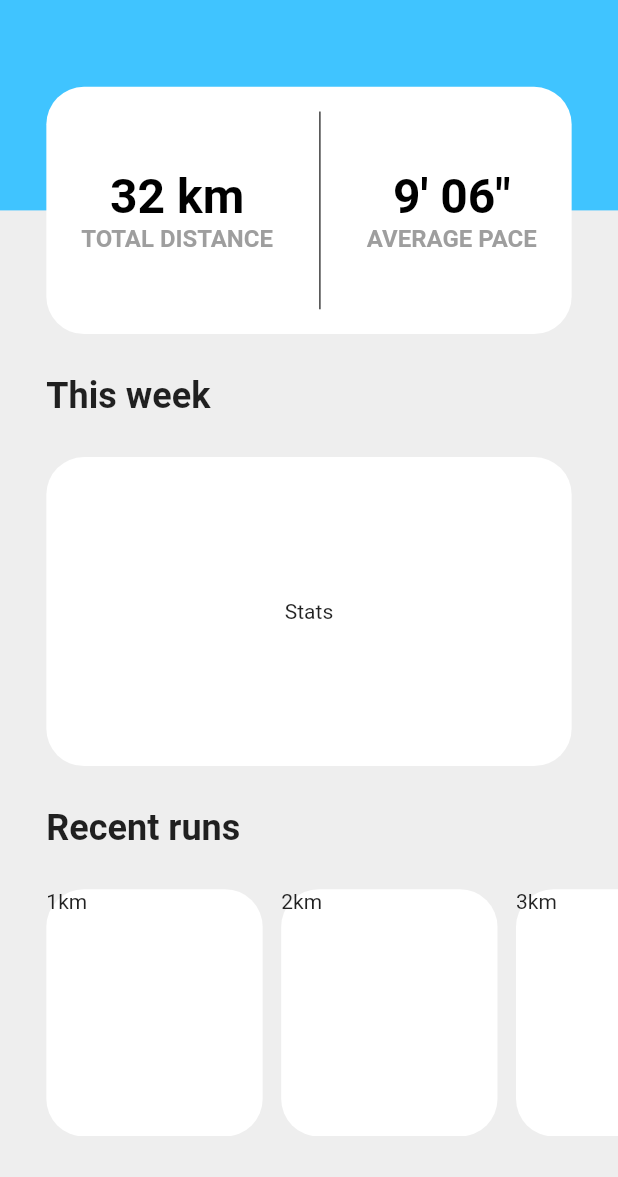
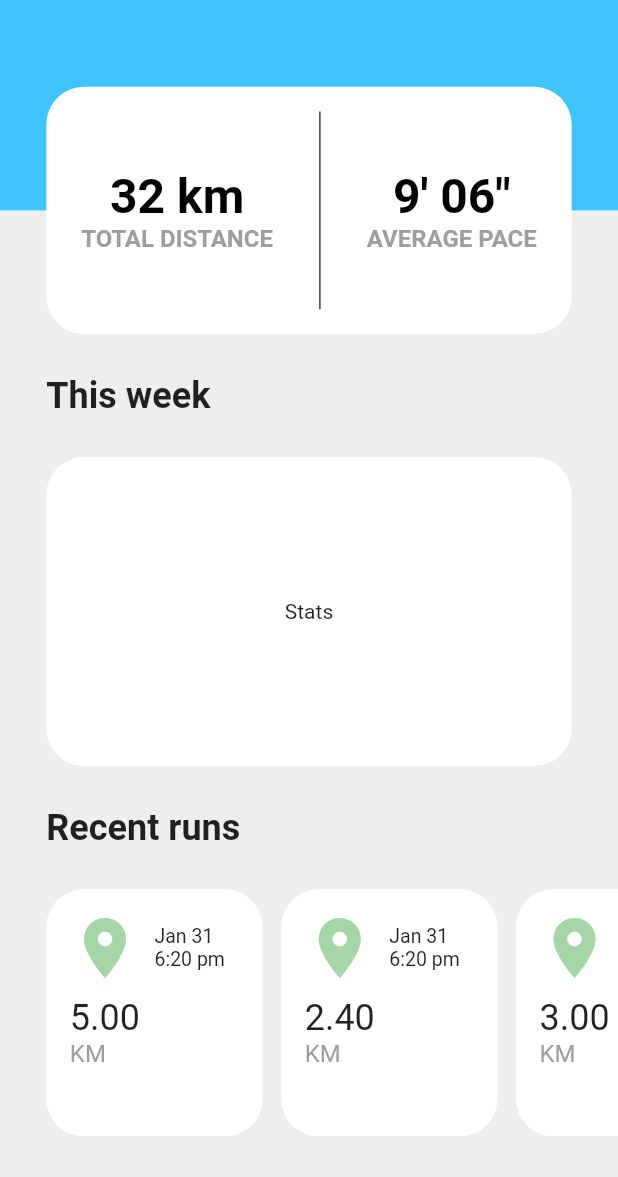
Before and after one commit to pr4aveen/jogzilla, a Flutter app: the screen it shows after launch, on a phone screen of 412 x 824 dp, the part 59-1236 px from its top. Run offline on Flutter 3.47's test engine with Material 2 defaults, Android fonts, the phone set to English and light mode, and no system bars; our stand-ins replace geolocator, sqflite; missing offline and left inert: mapbox_gl; accounts and stored records are empty.

Commit message:
Created recent run tiles in homepage

```diff
--- a/lib/screens/home_page.dart
+++ b/lib/screens/home_page.dart
@@ -1,11 +1,50 @@
 import 'package:flutter/material.dart';
 import 'package:flutter/rendering.dart';
-import 'package:jogzilla/widgets/navigation_drawer.dart';
+
+import '../models/run_data.dart';
+import '../widgets/navigation_drawer.dart';
+import '../widgets/recent_run_tile.dart';
 
 class HomePage extends StatelessWidget {
   static const String routeName = 'home_page';
 
-  final List runs = [1, 2, 3, 4, 5, 6];
+  final List<RunData> runs = [
+    RunData(
+      dateTime: 'June 11, 2020 at 10:15 AM',
+      distance: '5.00',
+      pace: '5:00 min/km',
+      duration: '25m 00s',
+      description: 'Morning Run',
+    ),
+    RunData(
+      dateTime: 'June 9, 2020 at 9:06 AM',
+      distance: '2.40',
+      pace: '14.04 /km',
+      duration: '10m 00s',
+      description: 'IPPT training',
+    ),
+    RunData(
+      dateTime: 'June 8, 2020 at 10:03 PM',
+      distance: '3.00',
+      pace: '12.00 /km',
+      duration: '15m 00s',
+      description: 'Late night jog',
+    ),
+    RunData(
+      dateTime: 'June 4, 2020 at 6:06 AM',
+      distance: '21.1',
+      pace: '9.80 /km',
+      duration: '2h 15m 03s',
+      description: 'Half Marathon',
+    ),
+    RunData(
+      dateTime: 'June 1, 2020 at 9:06 AM',
+      distance: '2.4',
+      pace: '14.04 /km',
+      duration: '10m 00s',
+      description: 'IPPT training',
+    ),
+  ];
 
   @override
   Widget build(BuildContext context) {
@@ -88,21 +127,10 @@ class HomePage extends StatelessWidget {
                     scrollDirection: Axis.horizontal,
                     itemCount: runs.length,
                     itemBuilder: (BuildContext context, int index) {
-                      return Padding(
-                        padding: EdgeInsets.only(right: width * 0.03),
-                        child: ItemCard(
-                          width: width * 0.35,
-                          height: height * 0.2,
-                          child: Container(
-                            margin: EdgeInsets.only(bottom: 50),
-                            child: Column(
-                              crossAxisAlignment: CrossAxisAlignment.start,
-                              children: <Widget>[
-                                Text(runs[index].toString() + 'km'),
-                              ],
-                            ),
-                          ),
-                        ),
+                      return RecentRunTile(
+                        width: width,
+                        height: height,
+                        runData: runs[index],
                       );
                     },
                   ),
--- a/lib/screens/run_history_page.dart
+++ b/lib/screens/run_history_page.dart
@@ -9,44 +9,6 @@ import '../widgets/run_history_tile.dart';
 class RunHistoryPage extends StatelessWidget {
   static const String routeName = 'run_history_page';
   final DatabaseStorage storage = DatabaseStorage.instance;
-
-  final List<RunData> sampleData = [
-    RunData(
-      dateTime: 'June 11, 2020 at 10:15 AM',
-      distance: '5.00 km',
-      pace: '5:00 min/km',
-      duration: '25m 00s',
-      description: 'Morning Run',
-    ),
-    RunData(
-      dateTime: 'June 9, 2020 at 9:06 AM',
-      distance: '2.40 km',
-      pace: '14.04 /km',
-      duration: '10m 00s',
-      description: 'IPPT training',
-    ),
-    RunData(
-      dateTime: 'June 8, 2020 at 10:03 PM',
-      distance: '3.00 km',
-      pace: '12.00 /km',
-      duration: '15m 00s',
-      description: 'Late night jog',
-    ),
-    RunData(
-      dateTime: 'June 4, 2020 at 6:06 AM',
-      distance: '21.1 km',
-      pace: '9.80 /km',
-      duration: '2h 15m 03s',
-      description: 'Half Marathon',
-    ),
-    RunData(
-      dateTime: 'June 1, 2020 at 9:06 AM',
-      distance: '2.4 km',
-      pace: '14.04 /km',
-      duration: '10m 00s',
-      description: 'IPPT training',
-    ),
-  ];
 
   @override
   Widget build(BuildContext context) {
--- /dev/null
+++ b/lib/widgets/recent_run_tile.dart
@@ -0,0 +1,86 @@
+import 'package:flutter/material.dart';
+
+import '../models/run_data.dart';
+import '../screens/detailed_run_history_page.dart';
+
+class RecentRunTile extends StatelessWidget {
+  const RecentRunTile({
+    Key key,
+    @required this.width,
+    @required this.height,
+    @required this.runData,
+  }) : super(key: key);
+
+  final double width;
+  final double height;
+  final RunData runData;
+
+  @override
+  Widget build(BuildContext context) {
+    return GestureDetector(
+      onTap: () {
+        Navigator.of(context)
+            .pushNamed(DetailedRunHistoryPage.routeName, arguments: runData);
+      },
+      child: Padding(
+        padding: EdgeInsets.only(right: width * 0.03),
+        child: Container(
+          width: width * 0.35,
+          height: height * 0.2,
+          decoration: BoxDecoration(
+            color: Colors.white,
+            borderRadius: BorderRadius.circular(25),
+          ),
+          child: GridView.count(
+            physics: NeverScrollableScrollPhysics(),
+            padding: EdgeInsets.symmetric(vertical: 6.0, horizontal: 6.0),
+            crossAxisCount: 2,
+            children: <Widget>[
+              Icon(
+                Icons.location_on,
+                color: Colors.green[200],
+                size: 48,
+              ),
+              Column(
+                crossAxisAlignment: CrossAxisAlignment.start,
+                mainAxisAlignment: MainAxisAlignment.center,
+                children: <Widget>[
+                  Text(
+                    'Jan 31',
+                    style: TextStyle(
+                      fontSize: 13,
+                    ),
+                  ),
+                  Text(
+                    '6:20 pm',
+                    style: TextStyle(
+                      fontSize: 13,
+                    ),
+                  ),
+                ],
+              ),
+              Center(
+                child: Column(
+                  crossAxisAlignment: CrossAxisAlignment.start,
+                  children: <Widget>[
+                    Text(
+                      runData.distance,
+                      style: TextStyle(fontSize: 24),
+                    ),
+                    Text(
+                      'KM',
+                      style: TextStyle(
+                        fontSize: 16,
+                        color: Colors.grey,
+                      ),
+                    )
+                  ],
+                ),
+              ),
+            ],
+          ),
+        ),
+      ),
+    );
+  }
+}
```
